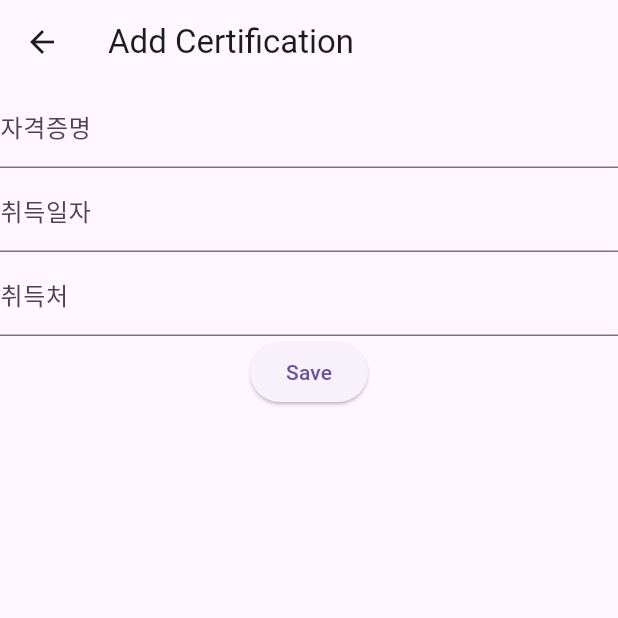
After one commit to Fluffyfur/profit_portfolio, a Flutter app: the screen it shows after launch, after a tap on "자격증 추가", on a phone screen of 412 x 824 dp, the top half of it. The commit adds this screen. Run offline on Flutter 3.47's test engine with Material 3 defaults, Android fonts, the phone set to English and light mode, and no system bars; our stand-ins replace shared_preferences.

Commit message:
20231206_work

```diff
--- /dev/null
+++ b/lib/certification_entry.dart
@@ -0,0 +1,59 @@
+import 'package:flutter/material.dart';
+import 'package:profit_portfolio_ver2/info_service.dart';
+import 'package:provider/provider.dart';
+
+import 'info.dart';
+
+class CertificationEntryPage extends StatelessWidget {
+  final TextEditingController certificationNameController =
+      TextEditingController();
+  final TextEditingController acquisitionDateController =
+      TextEditingController();
+  final TextEditingController organizerController = TextEditingController();
+
+  @override
+  Widget build(BuildContext context) {
+    return Scaffold(
+      appBar: AppBar(
+        title: Text('Add Certification'),
+      ),
+      body: Column(
+        children: [
+          TextField(
+            controller: certificationNameController,
+            decoration: InputDecoration(labelText: '자격증명'),
+          ),
+          TextField(
+            controller: acquisitionDateController,
+            decoration: InputDecoration(labelText: '취득일자'),
+          ),
+          TextField(
+            controller: organizerController,
+            decoration: InputDecoration(labelText: '취득처'),
+          ),
+          ElevatedButton(
+            onPressed: () {
+              Certification certification = Certification(
+                certificationName: certificationNameController.text,
+                acquisitionDate: acquisitionDateController.text,
+                organizer: organizerController.text,
+              );
+              Provider.of<InfoService>(context, listen: false)
+                  .addCertification(certification);
+
+              Navigator.pop(
+                context,
+                Certification(
+                  certificationName: certificationNameController.text,
+                  acquisitionDate: acquisitionDateController.text,
+                  organizer: organizerController.text,
+                ),
+              );
+            },
+            child: Text('Save'),
+          ),
+        ],
+      ),
+    );
+  }
+}
--- a/lib/main.dart
+++ b/lib/main.dart
@@ -1,6 +1,7 @@
 import 'package:flutter/material.dart';
 import 'package:flutter/services.dart';
 //import 'info.dart';
+import 'certification_entry.dart';
 import 'info_service.dart';
 import 'package:provider/provider.dart';
 import 'package:shared_preferences/shared_preferences.dart';
@@ -182,6 +183,17 @@ class _ResumeFormState extends State<ResumeForm> {
                 )
               ],
             ),
+            // 자격증 섹션
+            TextButton(
+                onPressed: () {
+                  Navigator.push(
+                    context,
+                    MaterialPageRoute(
+                      builder: (context) => CertificationEntryPage(),
+                    ),
+                  );
+                },
+                child: Text("자격증 추가"))
           ],
         ),
       );
```
